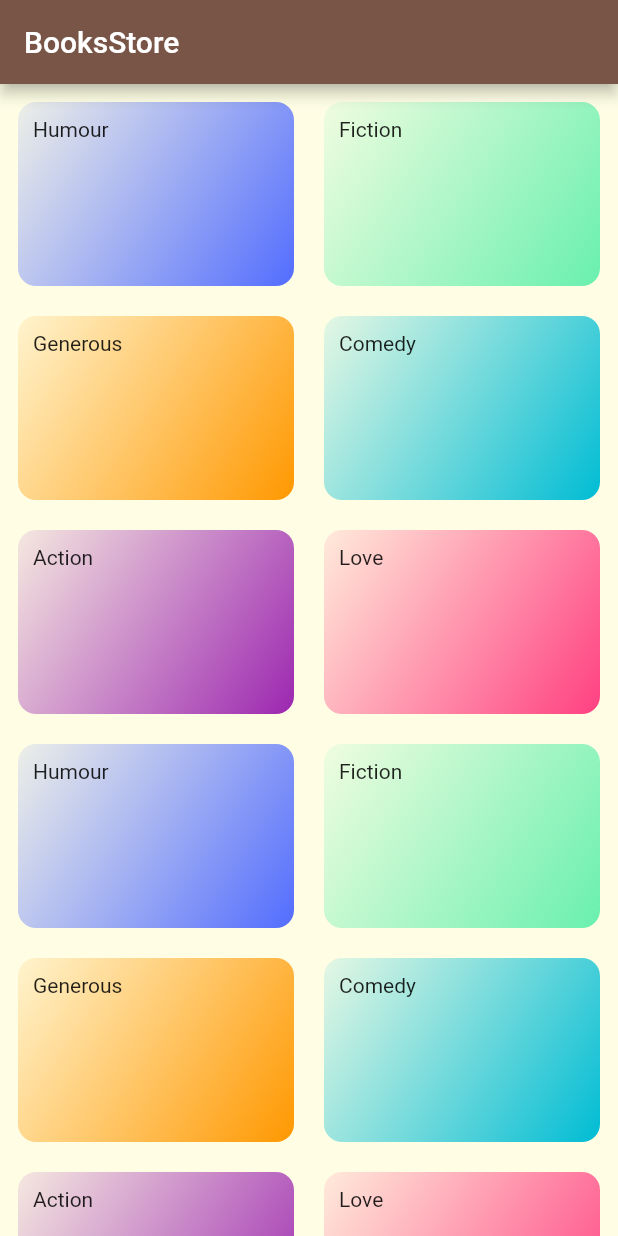
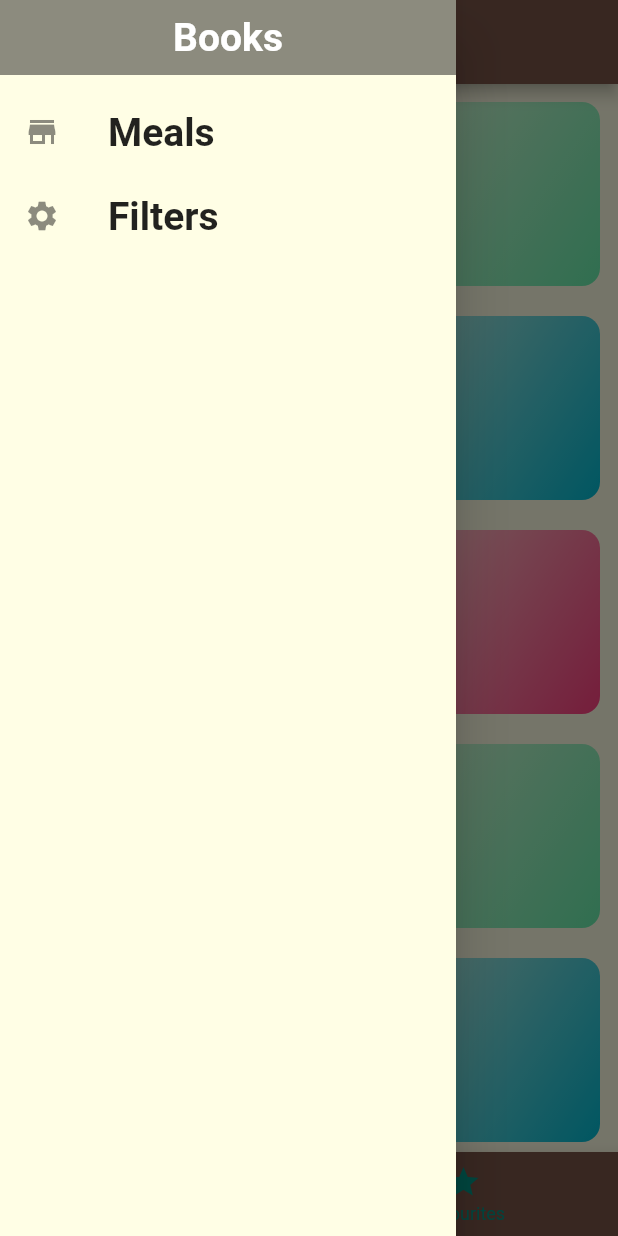
Before and after one commit to JhansiCh916/flutterProjectmodule7, a Flutter app: the screen it shows after launch, with the side drawer open (before the commit the screen has no drawer), on a phone screen of 412 x 824 dp. Run offline on Flutter 3.47's test engine with Material 2 defaults, Android fonts, the phone set to English and light mode, and no system bars.

Commit message:
commit upto Drawer

```diff
--- a/lib/booksList.dart
+++ b/lib/Screens/booksList.dart
@@ -1,22 +1,17 @@
-import 'package:books/categoryItem.dart';
+import '../Widgets/categoryItem.dart';
 import 'package:flutter/material.dart';
-import './dummyCategories.dart';
+import '../dummyCategories.dart';
 
 class Bookslist extends StatelessWidget {
 
   @override
   Widget build(BuildContext context) {
-    return Scaffold(
-      appBar: AppBar(
-        title: Text("BooksStore"),
-      ),
-      body: GridView(
+    return  GridView(
         padding: EdgeInsets.all(12),
         gridDelegate: const SliverGridDelegateWithMaxCrossAxisExtent(maxCrossAxisExtent: 200,
         childAspectRatio: 3/2,crossAxisSpacing: 20,mainAxisSpacing: 20),
         children: DummyCategories.map((categry) =>
             CategoryItem(categry.title, categry.id, categry.colours)).toList(),
-      ),
-    );
+      );
   }
 }
--- /dev/null
+++ b/lib/Screens/filterScreen.dart
@@ -0,0 +1,19 @@
+import 'package:books/Screens/mainDrawer.dart';
+import 'package:flutter/material.dart';
+
+class FiltersScreen extends StatelessWidget {
+  static const routeName = "/filters";
+
+  @override
+  Widget build(BuildContext context) {
+    return Scaffold(
+      appBar: AppBar(
+        title: Text("Filters"),
+      ),
+      // drawer: MainDrawer(),
+      body: Center(
+        child: Text("Filters"),
+      ),
+    );
+  }
+}
--- /dev/null
+++ b/lib/Screens/mainDrawer.dart
@@ -0,0 +1,37 @@
+import 'package:books/Screens/filterScreen.dart';
+import 'package:flutter/material.dart';
+
+class MainDrawer extends StatelessWidget {
+
+  Widget buildListFile(String text, Icon icon, VoidCallback tapHandler) {
+    return ListTile(
+      leading: icon,
+      title: Text(text,style: TextStyle(fontSize: 26,fontWeight: FontWeight.bold),),
+      onTap: tapHandler,
+    );
+  }
+
+  @override
+  Widget build(BuildContext context) {
+    return Drawer(
+      child: Column(
+        mainAxisAlignment: MainAxisAlignment.start,
+        children: [
+          Container(
+            color: Colors.black45,
+            height: 50,
+            width: double.infinity,
+            padding: EdgeInsets.all(10),
+            alignment: Alignment.center,
+            child: Text("Books", style: TextStyle(fontSize: 26,fontWeight: FontWeight.bold, color: Colors.white),),
+          ),
+          SizedBox(
+            height: 10,
+          ),
+          buildListFile("Meals", Icon(Icons.store), () { Navigator.of(context).pushReplacementNamed("/");}),
+          buildListFile("Filters", Icon(Icons.settings),() {Navigator.of(context).pushReplacementNamed(FiltersScreen.routeName);}),
+        ],
+      ),
+    );
+  }
+}
--- /dev/null
+++ b/lib/Screens/tabScreen.dart
@@ -0,0 +1,48 @@
+import 'package:books/Screens/booksList.dart';
+
+import '../Screens/booksCategoryWiseScreen.dart';
+import '../Screens/favouritesScreen.dart';
+import '../Screens/mainDrawer.dart';
+import 'package:flutter/material.dart';
+
+class TabsScreen extends StatefulWidget {
+
+  @override
+  State<TabsScreen> createState() => _TabsScreenState();
+}
+
+class _TabsScreenState extends State<TabsScreen> {
+  final List<Map<dynamic, dynamic>> _pages = [
+    {"page": Bookslist(),"title": "Categories"},
+    {"page": FavouritesScreen(),"title": "Favourites"}
+  ];
+  int _selectedPage = 0;
+
+  void _SelectPage(int index) {
+    setState(() {
+      _selectedPage = index;
+    });
+
+  }
+
+  @override
+  Widget build(BuildContext context) {
+    return Scaffold(
+          appBar: AppBar(
+            title: Text(_pages[_selectedPage]["title"]),
+          ),
+        drawer: MainDrawer(),
+        body: _pages[_selectedPage]["page"],
+        bottomNavigationBar: BottomNavigationBar(
+          onTap: _SelectPage,
+          backgroundColor: Colors.brown,currentIndex: _selectedPage,
+          selectedItemColor: Colors.white,
+            unselectedItemColor: Colors.teal,
+            items: [
+            BottomNavigationBarItem(icon: Icon(Icons.category),label: "Categories"),
+          BottomNavigationBarItem(icon: Icon(Icons.star), label: "Favourites"),
+        ],
+        ),
+    );
+  }
+}
--- a/lib/categoryItem.dart
+++ b/lib/Widgets/categoryItem.dart
@@ -1,3 +1,4 @@
+import '../Screens/booksCategoryWiseScreen.dart';
 import 'package:flutter/material.dart';
 
 class CategoryItem extends StatelessWidget {
@@ -8,7 +9,7 @@ class CategoryItem extends StatelessWidget {
   CategoryItem(this.title, this.id, this.color);
 
   void selectedCategoryOfBooks(BuildContext context) {
-    Navigator.of(context).pushNamed("categories",arguments: {
+    Navigator.of(context).pushNamed(BooksCategoryScreen.routeName,arguments: {
       "id" : id,
       "title" : title,
     });
--- a/lib/dummyCategories.dart
+++ b/lib/dummyCategories.dart
@@ -1,23 +1,84 @@
 import "package:flutter/material.dart";
-import './bookCategory.dart';
+import '../models/bookCategory.dart';
+import '../models/booksData.dart';
 
 const DummyCategories = [
-  BookCategory("aaaaa", "Humour", Colors.indigoAccent),
-  BookCategory("bbbbb", "Fiction", Colors.greenAccent),
-  BookCategory("ccccc", "Generous", Colors.orange),
-  BookCategory("ddddd", "Comedy", Colors.cyan),
-  BookCategory("eeeee", "Action", Colors.purple),
-  BookCategory("fffff", "Love", Colors.pinkAccent),
-  BookCategory("aaaaa", "Humour", Colors.indigoAccent),
-  BookCategory("bbbbb", "Fiction", Colors.greenAccent),
-  BookCategory("ccccc", "Generous", Colors.orange),
-  BookCategory("ddddd", "Comedy", Colors.cyan),
-  BookCategory("eeeee", "Action", Colors.purple),
-  BookCategory("fffff", "Love", Colors.pinkAccent),
-  BookCategory("aaaaa", "Humour", Colors.indigoAccent),
-  BookCategory("bbbbb", "Fiction", Colors.greenAccent),
-  BookCategory("ccccc", "Generous", Colors.orange),
-  BookCategory("ddddd", "Comedy", Colors.cyan),
-  BookCategory("eeeee", "Action", Colors.purple),
-  BookCategory("fffff", "Love", Colors.pinkAccent)
+  BookCategory("c1", "Humour", Colors.indigoAccent),
+  BookCategory("c2", "Fiction", Colors.greenAccent),
+  BookCategory("c3", "Generous", Colors.orange),
+  BookCategory("c4", "Comedy", Colors.cyan),
+  BookCategory("c5", "Action", Colors.purple),
+  BookCategory("c6", "Love", Colors.pinkAccent),
+  BookCategory("c7", "Humour", Colors.indigoAccent),
+  BookCategory("c8", "Fiction", Colors.greenAccent),
+  BookCategory("c9", "Generous", Colors.orange),
+  BookCategory("c10", "Comedy", Colors.cyan),
+  BookCategory("c11", "Action", Colors.purple),
+  BookCategory("c12", "Love", Colors.pinkAccent),
+  BookCategory("c13", "Humour", Colors.indigoAccent),
+  BookCategory("c14", "Fiction", Colors.greenAccent),
+  BookCategory("c15", "Generous", Colors.orange),
+  BookCategory("c16", "Comedy", Colors.cyan),
+  BookCategory("c17", "Action", Colors.purple),
+  BookCategory("c18", "Love", Colors.pinkAccent)
 ];
+
+const DummyBooksData = [
+  Book("aaaaa", ["c11","c2"],"Hi its me",
+      "https://cdn.pixabay.com/photo/2018/07/11/21/51/toast-3532016_1280.jpg",
+      ["it is better to have good knowledge"], 20, Complexity.Simple, Afforbility.Affordable, true),
+  Book("b2", ["c1", "c12"], "dfhwajehfj", "https://cdn.pixabay.com/photo/2018/07/11/21/51/toast-3532016_1280.jpg",
+      ["Good to have you"], 40, Complexity.Challageing, Afforbility.Affordable, true),
+  Book("b3", ["c9", "c3"], "dhsfjdhsfjsa",
+"https://cdn.pixabay.com/photo/2018/07/11/21/51/toast-3532016_1280.jpg", ["we are being with them"], 50, Complexity.Simple, Afforbility.Luxurious, false),
+  Book("b11", ["c1","c2"],"jdshfjdsafb",
+      "https://cdn.pixabay.com/photo/2018/07/11/21/51/toast-3532016_1280.jpg",
+      ["it is better to have good knowledge"], 20, Complexity.Simple, Afforbility.Affordable, true),
+  Book("b21", ["c1", "c2"], "dfhwajehfj", "https://cdn.pixabay.com/photo/2018/07/11/21/51/toast-3532016_1280.jpg",
+      ["Good to have you"], 40, Complexity.Challageing, Afforbility.Affordable, true),
+  Book("b31", ["c7", "c3"], "dhsfjdhsfjsa","https://cdn.pixabay.com/photo/2018/07/11/21/51/toast-3532016_1280.jpg",
+      ["we are being with them"], 50, Complexity.Simple, Afforbility.Luxurious, false),
+  Book("b12", ["c4","c5"],"jdshfjdsafb",
+      "https://cdn.pixabay.com/photo/2018/07/11/21/51/toast-3532016_1280.jpg",
+      ["it is better to have good knowledge"], 20, Complexity.Simple, Afforbility.Affordable, true),
+  Book("b23", ["c6", "c7"], "dfhwajehfj",
+      "https://cdn.pixabay.com/photo/2018/07/11/21/51/toast-3532016_1280.jpg",
+      ["Good to have you"], 40, Complexity.Challageing, Afforbility.Affordable, true),
+  Book("b34", ["c4", "c8"], "dhsfjdhsfjsa",
+      "https://cdn.pixabay.com/photo/2018/07/11/21/51/toast-3532016_1280.jpg",
+      ["we are being with them"], 50, Complexity.Simple, Afforbility.Luxurious, false),
+  Book("b14", ["c9","c2"],"jdshfjdsafb",
+      "https://cdn.pixabay.com/photo/2018/07/11/21/51/toast-3532016_1280.jpg",
+      ["it is better to have good knowledge"], 20, Complexity.Simple, Afforbility.Affordable, true),
+  Book("b25", ["c10", "c2"], "dfhwajehfj",
+      "https://cdn.pixabay.com/photo/2018/07/11/21/51/toast-3532016_1280.jpg",
+      ["Good to have you"], 40, Complexity.Challageing, Afforbility.Affordable, true),
+  Book("b312", ["c11", "c2"], "dhsfjdhsfjsa",
+      "https://cdn.pixabay.com/photo/2018/07/11/21/51/toast-3532016_1280.jpg",
+      ["we are being with them"], 50, Complexity.Simple, Afforbility.Luxurious, false),
+  Book("b16", ["c1","c12"],"jdshfjdsafb",
+      "https://cdn.pixabay.com/photo/2018/07/11/21/51/toast-3532016_1280.jpg",
+      ["it is better to have good knowledge"], 20, Complexity.Simple, Afforbility.Affordable, true),
+  Book("b213", ["c13", "c2"], "dfhwajehfj",
+      "https://cdn.pixabay.com/photo/2018/07/11/21/51/toast-3532016_1280.jpg",
+      ["Good to have you"], 40, Complexity.Challageing, Afforbility.Affordable, true),
+  Book("b331", ["c14", "c2"], "dhsfjdhsfjsa",
+      "https://cdn.pixabay.com/photo/2018/07/11/21/51/toast-3532016_1280.jpg",
+      ["we are being with them"], 50, Complexity.Simple, Afforbility.Luxurious, false),
+  Book("b142", ["c15","c2"],"jdshfjdsafb",
+      "https://cdn.pixabay.com/photo/2018/07/11/21/51/toast-3532016_1280.jpg",
+      ["it is better to have good knowledge"], 20, Complexity.Simple, Afforbility.Affordable, true),
+  Book("b21", ["c16", "c2"], "dfhwajehfj",
+      "https://cdn.pixabay.com/photo/2018/07/11/21/51/toast-3532016_1280.jpg",
+      ["Good to have you"], 40, Complexity.Challageing, Afforbility.Affordable, true),
+  Book("b312", ["c17", "c18"], "dhsfjdhsfjsa",
+      "https://cdn.pixabay.com/photo/2018/07/11/21/51/toast-3532016_1280.jpg",
+      ["we are being with them"], 50, Complexity.Simple, Afforbility.Luxurious, false),
+  // Book("b1", ["c1","c2"],"jdshfjdsafb",
+  //     "https://www.google.com/url?sa=i&url=https%3A%2F%2Fwww.canva.com%2Fcreate%2Fbook-covers%2F&psig=AOvVaw2TrEIjDkt9g2nPCPA7EcKt&ust=1680522420312000&source=images&cd=vfe&ved=0CBAQjRxqFwoTCNiw6IWQi_4CFQAAAAAdAAAAABAD",
+  //     ["it is better to have good knowledge"], 20, Complexity.Simple, Afforbility.Affordable, true),
+  // Book("b2", ["c1, c2"], "dfhwajehfj", "https://www.google.com/url?sa=i&url=https%3A%2F%2Fwww.postermywall.com%2Findex.php%2Fl%2Fbook-cover&psig=AOvVaw2TrEIjDkt9g2nPCPA7EcKt&ust=1680522420312000&source=images&cd=vfe&ved=0CBAQjRxqFwoTCNiw6IWQi_4CFQAAAAAdAAAAABAI",
+  //     ["Good to have you"], 40, Complexity.Challageing, Afforbility.Affordable, true),
+  // Book("b3", ["c1, c2"], "dhsfjdhsfjsa", "https://www.google.com/url?sa=i&url=https%3A%2F%2Fwww.postermywall.com%2Findex.php%2Fg%2Fbook-cover-posters%2Fall&psig=AOvVaw2TrEIjDkt9g2nPCPA7EcKt&ust=1680522420312000&source=images&cd=vfe&ved=0CBAQjRxqFwoTCNiw6IWQi_4CFQAAAAAdAAAAABAQ",
+  //     ["we are being with them"], 50, Complexity.Simple, Afforbility.Luxurious, false),
+];
--- a/lib/main.dart
+++ b/lib/main.dart
@@ -1,41 +1,37 @@
-import '../booksCategoryWiseScreen.dart';
+import 'package:books/Screens/booksList.dart';
+import '../Screens/filterScreen.dart';
 import 'package:flutter/material.dart';
-import './booksList.dart';
+import '../Screens/tabScreen.dart';
+import '../Screens/bookDetailScreen.dart';
+import '../Screens/booksCategoryWiseScreen.dart';
 
 void main() {
   runApp(BooksStore());
 }
 
 class BooksStore extends StatelessWidget {
-
   // This widget is the root of your application.
   @override
   Widget build(BuildContext context) {
     return MaterialApp(
       title: "BooksStore",
-      theme: ThemeData(primarySwatch : Colors.brown,canvasColor: Color.fromRGBO(255, 254, 229, 1)),
-      home: Bookslist(),
+      theme: ThemeData(
+          primarySwatch: Colors.brown,
+          canvasColor: Color.fromRGBO(255, 254, 229, 1)),
+      // home: Bookslist(),
+      // initialRoute: '/',
       routes: {
-        "categories": (context) => BooksCategoryScreen(),
+        "/": (context) => TabsScreen(),
+        BooksCategoryScreen.routeName: (context) => BooksCategoryScreen(),
+        BookDetailScreen.routeName: (context) => BookDetailScreen(),
+        FiltersScreen.routeName: (context) => FiltersScreen(),
       },
+      // onGenerateRoute: (settings) {
+      //   return MaterialPageRoute(builder: (context) => BooksCategoryScreen());
+      // },
+      // onUnknownRoute: (settings) {
+      //   return MaterialPageRoute(builder: (context) => BooksCategoryScreen());
+      // },
     );
   }
 }
-
-// class HomePage extends StatefulWidget {
-//
-//   @override
-//   State<HomePage> createState() => _HomePageState();
-// }
-//
-// class _HomePageState extends State<HomePage> {
-//
-//   @override
-//   Widget build(BuildContext context) {
-//     return Scaffold(
-//       appBar: AppBar(
-//         title: Text("BooksStore"),
-//       ),
-//     );
-//   }
-// }
```
Also changed, not shown: lib/Screens/bookDetailScreen.dart (added, +57 -0 lines), lib/Screens/booksCategoryWiseScreen.dart (added, +32 -0 lines), lib/Screens/favouritesScreen.dart (added, +12 -0 lines), lib/Widgets/bookItem.dart (added, +109 -0 lines), lib/booksCategoryWiseScreen.dart (deleted, +0 -26 lines), lib/models/booksData.dart (added, +22 -0 lines), lib/models/bookCategory.dart (renamed from lib/bookCategory.dart).
